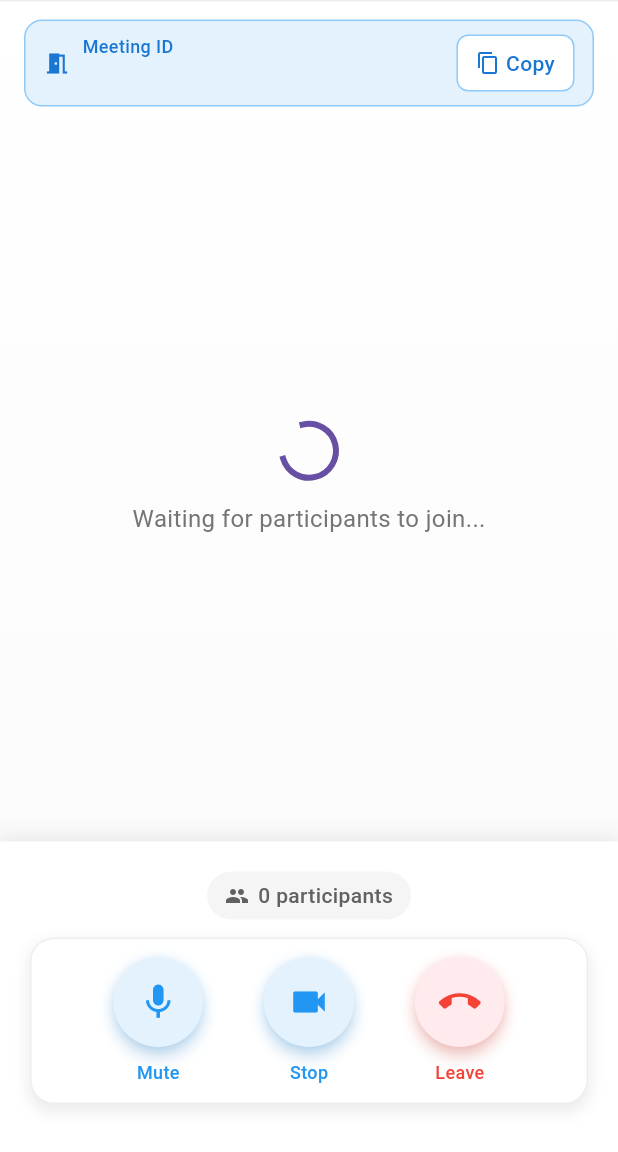
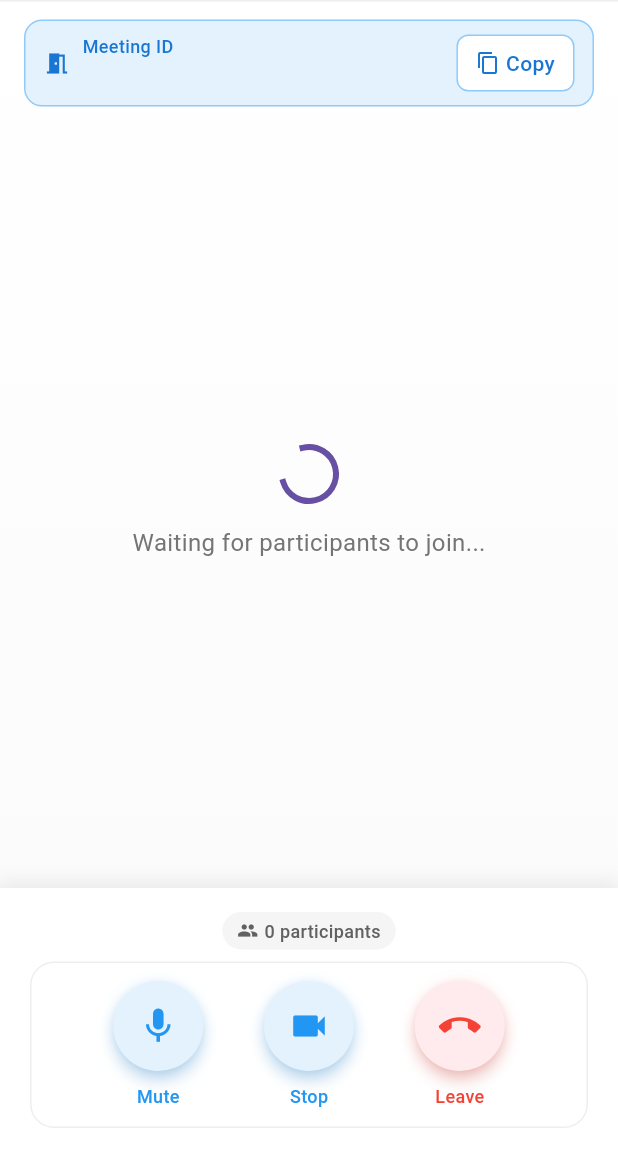
Before and after one commit to jayantadutta-code/videosdk_flutter_quickstart, a Flutter app: the MeetingScreen screen opened directly with empty values, on a phone screen of 412 x 824 dp, the part 84-1236 px from its top. Run offline on Flutter 3.47's test engine with Material 3 defaults, Android fonts, the phone set to English and light mode, and no system bars; missing offline and left inert: videosdk.

Commit message:
update
update

```diff
--- a/lib/meeting_screen.dart
+++ b/lib/meeting_screen.dart
@@ -4,6 +4,7 @@ import 'package:flutter/services.dart';
 import 'package:videosdk/videosdk.dart';
 import './participant_tile.dart';
 import 'meeting_controls.dart';
+import 'join_screen.dart'; // <-- Add this import
 
 class MeetingScreen extends StatefulWidget {
   final String meetingId;
@@ -80,7 +81,11 @@ class _MeetingScreenState extends State<MeetingScreen> {
 
     _room.on(Events.roomLeft, () {
       participants.clear();
-      Navigator.popUntil(context, ModalRoute.withName('/'));
+      // Navigate to JoinScreen and remove all previous routes
+      Navigator.of(context).pushAndRemoveUntil(
+        MaterialPageRoute(builder: (context) => JoinScreen()),
+            (route) => false,
+      );
     });
   }
 
@@ -128,6 +133,9 @@ class _MeetingScreenState extends State<MeetingScreen> {
 // This widget is the root of your application.
   @override
   Widget build(BuildContext context) {
+    // Get bottom padding to adjust controls
+    final bottomPadding = MediaQuery.of(context).padding.bottom;
+
     return WillPopScope(
       onWillPop: () => _onWillPop(),
       child: Scaffold(
@@ -148,7 +156,8 @@ class _MeetingScreenState extends State<MeetingScreen> {
             ),
           ),
         ),
-        body: Container(
+        body: SafeArea( // <-- Wrap with SafeArea
+          child: Container(
             decoration: BoxDecoration(
               gradient: LinearGradient(
                 begin: Alignment.topCenter,
@@ -270,7 +279,7 @@ class _MeetingScreenState extends State<MeetingScreen> {
                         crossAxisCount: 2,
                         crossAxisSpacing: 10,
                         mainAxisSpacing: 10,
-                      mainAxisExtent: 280,
+                        mainAxisExtent: 260, // <-- Reduced height to give more space for controls
                       ),
                       itemBuilder: (context, index) {
                         return ParticipantTile(
@@ -282,7 +291,7 @@ class _MeetingScreenState extends State<MeetingScreen> {
                   ),
                 ),
 
-              // Elevated Controls Section
+                // Controls Section - Moved up with reduced bottom padding
                 Container(
                   decoration: BoxDecoration(
                     color: Colors.white,
@@ -296,18 +305,18 @@ class _MeetingScreenState extends State<MeetingScreen> {
                     ],
                   ),
                   child: Padding(
-                  padding: const EdgeInsets.fromLTRB(20, 20, 20, 32),
+                    padding: EdgeInsets.fromLTRB(20, 16, 20, 16 + bottomPadding * 0.2), // <-- Reduced bottom padding
                     child: Column(
                       mainAxisSize: MainAxisSize.min,
                       children: [
                         // Participant count indicator
                         Container(
-                        margin: const EdgeInsets.only(bottom: 12),
+                          margin: const EdgeInsets.only(bottom: 8), // <-- Reduced margin
                           child: Row(
                             mainAxisAlignment: MainAxisAlignment.center,
                             children: [
                               Container(
-                              padding: const EdgeInsets.symmetric(horizontal: 12, vertical: 6),
+                                padding: const EdgeInsets.symmetric(horizontal: 10, vertical: 4),
                                 decoration: BoxDecoration(
                                   color: Colors.grey.shade100,
                                   borderRadius: BorderRadius.circular(20),
@@ -317,16 +326,16 @@ class _MeetingScreenState extends State<MeetingScreen> {
                                   children: [
                                     Icon(
                                       Icons.people,
-                                    size: 16,
+                                      size: 14,
                                       color: Colors.grey.shade700,
                                     ),
-                                  const SizedBox(width: 6),
+                                    const SizedBox(width: 4),
                                     Text(
                                       '${participants.length} participant${participants.length != 1 ? 's' : ''}',
                                       style: TextStyle(
                                         color: Colors.grey.shade700,
                                         fontWeight: FontWeight.w500,
-                                      fontSize: 14,
+                                        fontSize: 12,
                                       ),
                                     ),
                                   ],
@@ -336,20 +345,8 @@ class _MeetingScreenState extends State<MeetingScreen> {
                           ),
                         ),
 
-                      // Meeting Controls with elevation - FIXED WITH setState()
-                      Container(
-                        decoration: BoxDecoration(
-                          borderRadius: BorderRadius.circular(16),
-                          boxShadow: [
-                            BoxShadow(
-                              color: Colors.grey.withOpacity(0.2),
-                              spreadRadius: 1,
-                              blurRadius: 8,
-                              offset: const Offset(0, 4),
-                            ),
-                          ],
-                        ),
-                        child: MeetingControls(
+                        // Meeting Controls
+                        MeetingControls(
                           onToggleMicButtonPressed: () {
                             setState(() {
                               if (micEnabled) {
@@ -371,11 +368,10 @@ class _MeetingScreenState extends State<MeetingScreen> {
                             });
                           },
                           onLeaveButtonPressed: () {
-                            _room.leave();
+                            _room.leave(); // This will trigger roomLeft and navigation
                           },
                           micEnabled: micEnabled,
                           camEnabled: camEnabled,
-                        ),
                         ),
                       ],
                     ),
@@ -385,6 +381,7 @@ class _MeetingScreenState extends State<MeetingScreen> {
             ),
           ),
         ),
+      ),
     );
   }
 }
```
Lines whose indentation alone changed are shown as unchanged.
